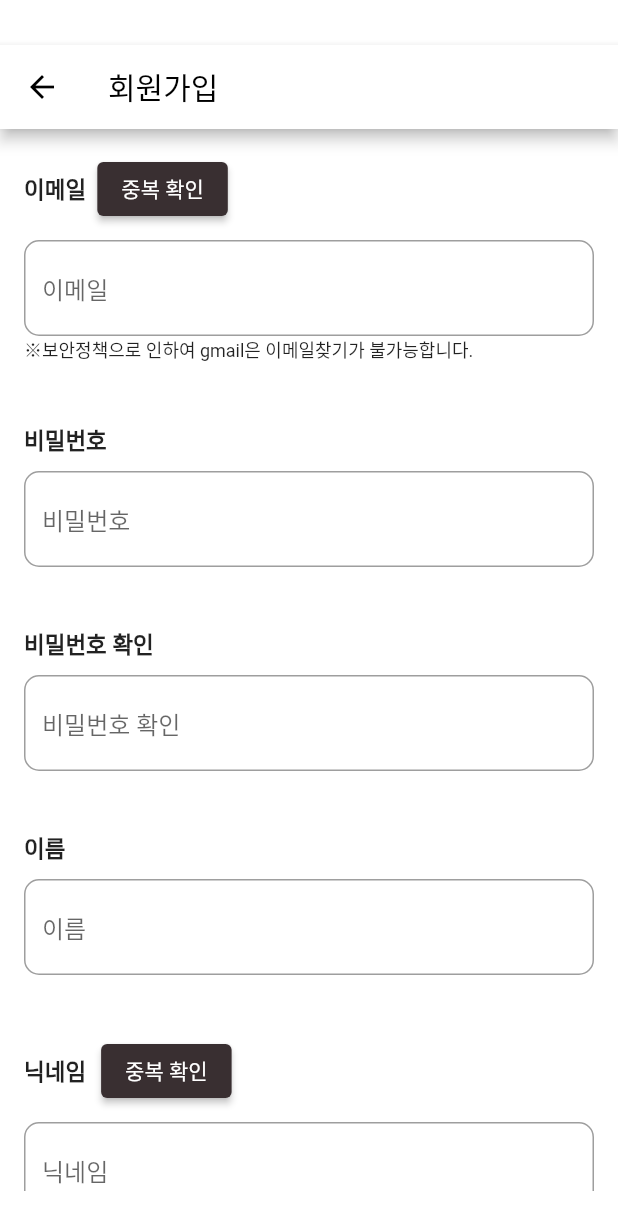
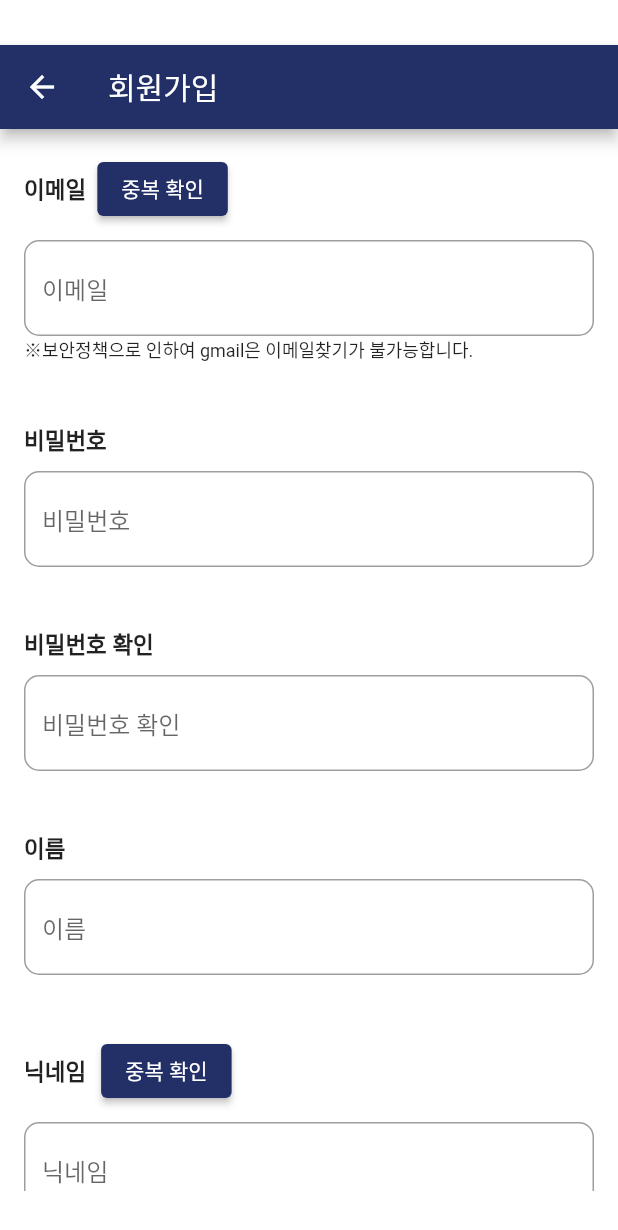
Before and after one commit to lcs9912/flutter_teamPro_indieSpot, a Flutter app: the Join screen opened directly, on a phone screen of 412 x 824 dp. Shown: the top 1230 px of the screen. Run offline on Flutter 3.47's test engine with Material 2 defaults, Android fonts, the light colour scheme and no system bars; our stand-ins replace cached_network_image, cloud_firestore, firebase_core, firebase_messaging, firebase_storage, flutter_local_notifications and 11 more; missing offline and left inert: iamport_flutter; accounts and stored records are empty; Roboto replaces fonts that are missing (Noto_Serif_KR).

```diff
--- a/lib/join.dart
+++ b/lib/join.dart
@@ -340,11 +340,11 @@ class _JoinState extends State<Join> {
         padding: EdgeInsets.symmetric(vertical: 30.0),
       child: Scaffold(
         appBar: AppBar(
-          backgroundColor: Colors.white, // AppBar 배경색을 흰색으로 설정
+          backgroundColor:  Color(0xFF233067), // AppBar 배경색을 흰색으로 설정
           leading: IconButton(
             icon: Icon(
               Icons.arrow_back,
-              color: Colors.black, // 뒤로가기 아이콘 색을 검은색으로 설정
+              color: Colors.white, // 뒤로가기 아이콘 색을 검은색으로 설정
             ),
             onPressed: () {
               Navigator.pop(context); // 뒤로가기 기능 추가
@@ -352,7 +352,7 @@ class _JoinState extends State<Join> {
           ),
           title: Text(
             '회원가입',
-            style: TextStyle(color: Colors.black), // 텍스트 색을 검은색으로 설정
+            style: TextStyle(color: Colors.white), // 텍스트 색을 검은색으로 설정
           ),
         ),
         body: SingleChildScrollView(
@@ -371,7 +371,7 @@ class _JoinState extends State<Join> {
                     onPressed: _checkEmail,
 
                     style: ElevatedButton.styleFrom(
-                      primary: Color(0xFF392F31), // 색상 변경
+                      primary:  Color(0xFF233067), // 색상 변경
                     ),
                     child: Text('중복 확인'),
                   ),
@@ -474,7 +474,7 @@ class _JoinState extends State<Join> {
                     onPressed: _checkNickname,
 
                     style: ElevatedButton.styleFrom(
-                      primary: Color(0xFF392F31), // 색상 변경
+                      primary:  Color(0xFF233067), // 색상 변경
                     ),
                     child: Text('중복 확인'),
                   ),
@@ -604,7 +604,7 @@ class _JoinState extends State<Join> {
                   child: ElevatedButton(
                     onPressed: _register,
                     style: ElevatedButton.styleFrom(
-                      backgroundColor: Color(0xFF392F31), // 392F31 색상
+                      backgroundColor:  Color(0xFF233067), // 392F31 색상
                       minimumSize: Size(double.infinity, 48), // Set button width and height
                     ),
                     child: Text(
```
